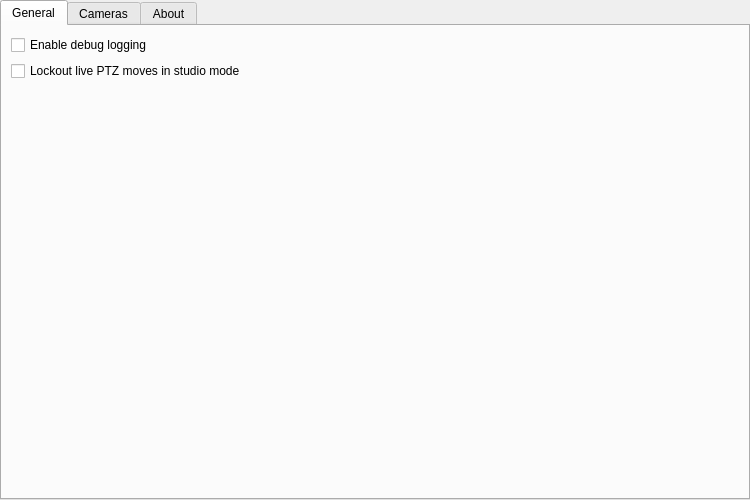
The window that src/settings.ui (glikely/obs-ptz) describes before a commit, drawn with Qt 5.
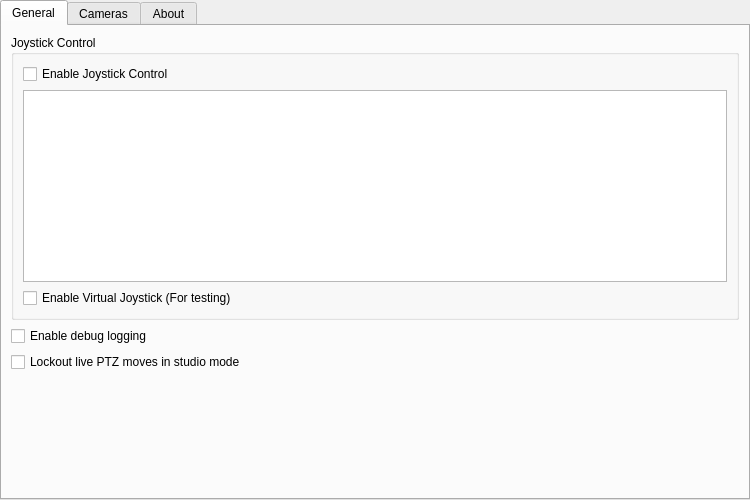
The same window after the commit.

Commit message:
Add SDL Joystick support
Adds support for joystick control via the QJoysticks class written by
Alex Spataru. This code uses libsdl2 to talk to the joystick. If libsdl2
is available in the build environment then it will get enabled.

The libsdl2 dependency hasn't yet been added to the CI build scripts.
Release binaries will not have this feature enabled until that gets
done.

What changed in the file:
```diff
--- a/src/settings.ui
+++ b/src/settings.ui
@@ -36,6 +36,32 @@
        <string>General</string>
       </attribute>
       <layout class="QVBoxLayout" name="verticalLayout_5">
+       <item>
+        <widget class="QGroupBox" name="joystickGroupBox">
+         <property name="title">
+          <string>Joystick Control</string>
+         </property>
+         <layout class="QVBoxLayout" name="verticalLayout_6">
+          <item>
+           <widget class="QCheckBox" name="joystickEnableCheckBox">
+            <property name="text">
+             <string>Enable Joystick Control</string>
+            </property>
+           </widget>
+          </item>
+          <item>
+           <widget class="QListView" name="joystickNamesListView"/>
+          </item>
+          <item>
+           <widget class="QCheckBox" name="joystickEnableVirtualCheckBox">
+            <property name="text">
+             <string>Enable Virtual Joystick (For testing)</string>
+            </property>
+           </widget>
+          </item>
+         </layout>
+        </widget>
+       </item>
        <item>
         <widget class="QCheckBox" name="enableDebugLogCheckBox">
          <property name="text">
```
The commit also changes 12 other files.
